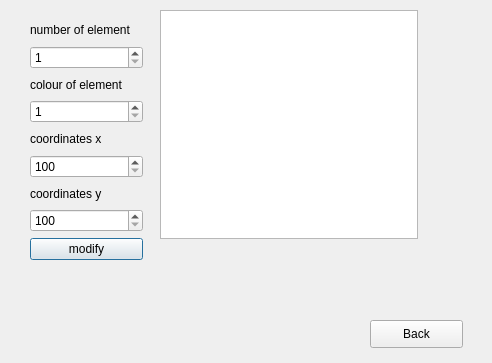
Old version of the form projekt2/modify_dialog.ui in the repository pawelsybilski/Cpp.
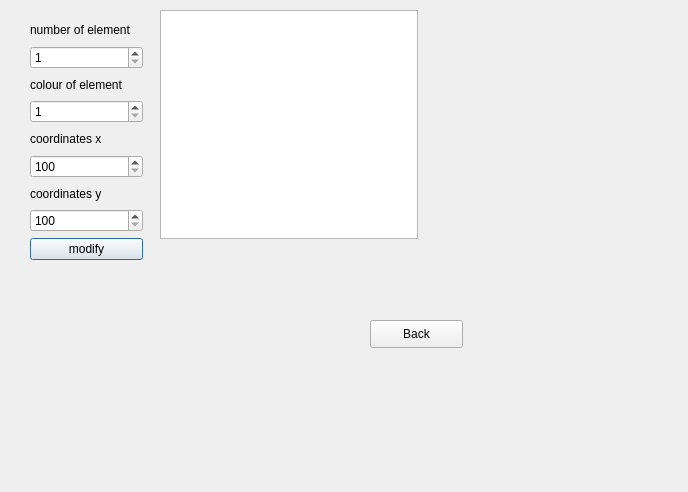
New version of the form.

Diff of the .ui file:
```diff
--- a/projekt2/modify_dialog.ui
+++ b/projekt2/modify_dialog.ui
@@ -6,8 +6,8 @@
    <rect>
     <x>0</x>
     <y>0</y>
-    <width>492</width>
-    <height>363</height>
+    <width>688</width>
+    <height>492</height>
    </rect>
   </property>
   <property name="windowTitle">
```
